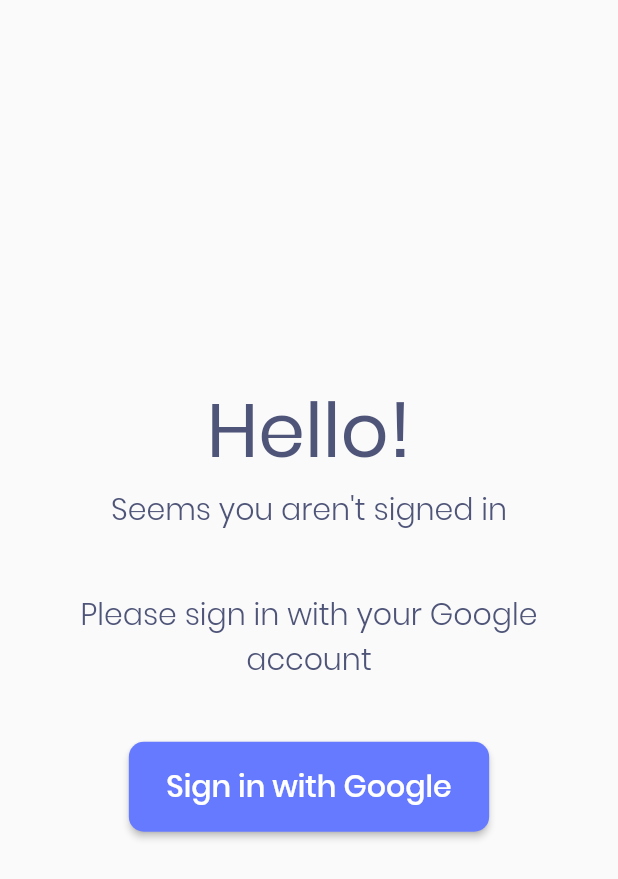
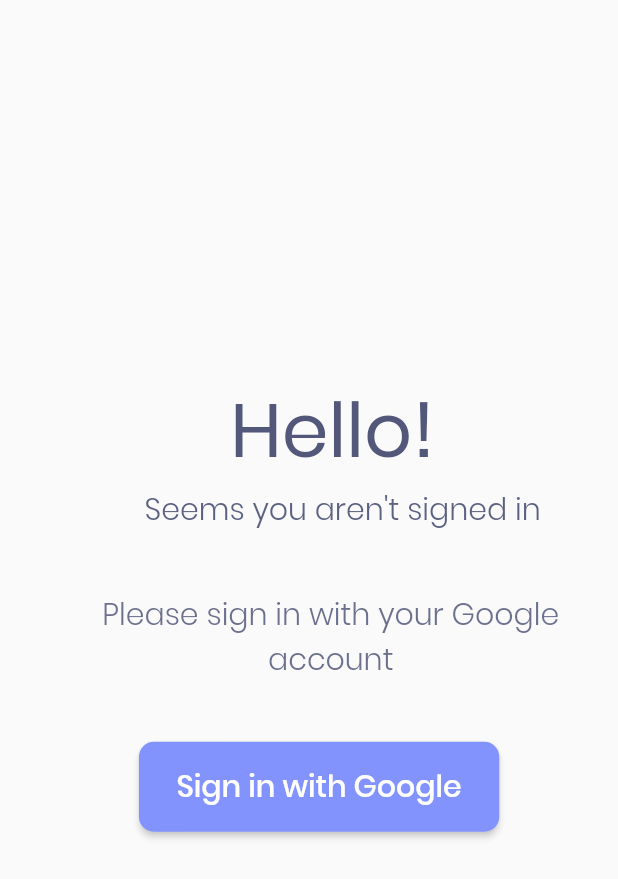
Before and after one commit to GoZaddy/Flutter-Todo-App, a Flutter app: the first screen one second after launch, on a phone screen of 412 x 824 dp. Shown: the top 879 px of the screen. Run offline on Flutter 3.47's test engine with Material 2 defaults, Android fonts, the phone set to English and light mode, and no system bars; our stand-ins replace cloud_firestore, firebase_auth, google_sign_in, rxdart; missing offline and left inert: animated_splash, random_words; accounts and stored records are empty.

```diff
--- a/lib/src/UI/pages/Login.dart
+++ b/lib/src/UI/pages/Login.dart
@@ -2,6 +2,7 @@
 import 'package:animated_splash/animated_splash.dart';
 import 'package:flutter/material.dart';
 import 'package:provider/provider.dart';
+import 'package:todo_app/src/UI/widgets/slide_animation_provider.dart';
 import 'package:todo_app/src/blocs/auth_bloc.dart';
 import 'package:todo_app/src/enums/enums.dart';
 
@@ -14,8 +15,48 @@ class LoginPage extends StatefulWidget {
   _LoginPageState createState() => _LoginPageState();
 }
 
-class _LoginPageState extends State<LoginPage> {
+class _LoginPageState extends State<LoginPage> with TickerProviderStateMixin{
   AuthBloc authBloc;
+ /* AnimationController _animationController;
+  AnimationController _animationFadeController;
+  Animation<Offset> _offsetAnimation;
+  Animation<double> _opacity;*/
+  @override
+  void initState() {
+    /*_animationController = AnimationController(
+      duration: const Duration(milliseconds: 2500),
+      vsync: this
+    )..forward();
+
+    _animationFadeController = AnimationController(
+      duration: const Duration(milliseconds: 2000),
+      vsync: this
+    )..forward();
+
+    _offsetAnimation = Tween<Offset>(
+      begin: Offset(-1.5, 0),
+
+      end: Offset(0,0)
+    ).animate(
+      CurvedAnimation(
+        parent: _animationController,
+        curve: Curves.easeOutBack
+
+      )
+    );
+
+    _opacity = Tween<double>(
+      begin: 0.0,
+      end: 1.0
+    ).animate(
+      CurvedAnimation(parent: _animationFadeController, curve: Curves.ease)
+    );*/
+
+    super.initState();
+
+
+  }
+
   @override
   void didChangeDependencies() {
     authBloc = Provider.of<AuthBloc>(context);
@@ -26,10 +67,8 @@ class _LoginPageState extends State<LoginPage> {
   void dispose() {
     authBloc.dispose();
     super.dispose();
+    //_animationController.dispose();
   }
-  @override
-  Widget build(BuildContext context) {
-
 
 
   Widget _buildProgressIndicator (){
@@ -52,6 +91,11 @@ class _LoginPageState extends State<LoginPage> {
     );
 
   }
+
+
+  @override
+  Widget build(BuildContext context) {
+
     return Scaffold(
         body: Center(
           child: Padding(
@@ -60,7 +104,10 @@ class _LoginPageState extends State<LoginPage> {
               mainAxisAlignment: MainAxisAlignment.center,
               children: <Widget>[
 
-                Text(
+                SlideAnimationWrapper(
+                  fadeDuration: Duration(milliseconds: 1000),
+                  slideDuration: Duration(milliseconds: 1500),
+                  child: Text(
                     "Hello!",
                     style: TextStyle(
                       fontFamily: "Poppins",
@@ -69,7 +116,11 @@ class _LoginPageState extends State<LoginPage> {
                       color: Theme.of(context).accentColor
                     ),
                   ),
-                Text(
+                ),
+                SlideAnimationWrapper(
+                  fadeDuration: Duration(milliseconds: 1200),
+                  slideDuration: Duration(milliseconds: 1700),
+                  child: Text(
                     "Seems you aren't signed in",
                     style: TextStyle(
                       fontFamily: "Poppins",
@@ -78,8 +129,12 @@ class _LoginPageState extends State<LoginPage> {
                       color: Theme.of(context).accentColor
                     ),
                   ),
+                ),
                 SizedBox(height: 40),
-                Text(
+                SlideAnimationWrapper(
+                  fadeDuration: Duration(milliseconds: 1500),
+                  slideDuration: Duration(milliseconds: 1900),
+                  child: Text(
                     "Please sign in with your Google\naccount",
                     textAlign: TextAlign.center,
                     style: TextStyle(
@@ -89,8 +144,12 @@ class _LoginPageState extends State<LoginPage> {
                       color: Theme.of(context).accentColor
                     ),
                   ),
+                ),
                 SizedBox(height: 40),
-                RaisedButton(
+                SlideAnimationWrapper(
+                  fadeDuration: Duration(milliseconds: 1600),
+                  slideDuration: Duration(milliseconds: 2000),
+                  child: RaisedButton(
                     color: Theme.of(context).primaryColor,
 
                     shape: RoundedRectangleBorder(
@@ -109,6 +168,7 @@ class _LoginPageState extends State<LoginPage> {
                       ),
                     )
                   ),
+                ),
                 SizedBox(height: 20.0),
 
                _buildProgressIndicator()
--- a/lib/src/UI/widgets/ListBottomSheet.dart
+++ b/lib/src/UI/widgets/ListBottomSheet.dart
@@ -68,7 +68,7 @@ class _ListBottomSheetState extends State<ListBottomSheet> {
 
     print(widget.todoList.listOfTodos.toString());
     return Container(
-      padding: EdgeInsets.only(left: 40, right:40, top: 15, bottom: 35),
+      padding: EdgeInsets.only(left: 40, right:40, top: 15, bottom: 50),
       height: MediaQuery.of(context).size.height * 0.7,
       width: double.infinity,
       decoration: BoxDecoration(
@@ -105,7 +105,8 @@ class _ListBottomSheetState extends State<ListBottomSheet> {
               children: <Widget>[
                 Expanded(
                   child: TextField(
-
+                    autofocus: true,
+                    enabled: _inEditingMode,
                     focusNode: _focusNode,
                     style: TextStyle(
                       fontFamily: "Poppins",
@@ -132,6 +133,7 @@ class _ListBottomSheetState extends State<ListBottomSheet> {
                   onPressed: (){
                      setState(() {
                        _inEditingMode = !_inEditingMode;
+
                     });
                     if(_inEditingMode == true){
                       _focusNode.requestFocus();
@@ -164,6 +166,7 @@ class _ListBottomSheetState extends State<ListBottomSheet> {
                           isSelectedColor: widget.todoList.backgroundColor == color,
                           color: color,
                           onTap: (){
+                            widget.todoList.backgroundColor = color;
                             _repository.setBackgroundColor(
                               uid: _currentUser.uid,
                               listId: widget.todoList.listId,
@@ -192,7 +195,9 @@ class _ListBottomSheetState extends State<ListBottomSheet> {
                                 child: Text("YES"),
                                 onPressed: (){
                                   Navigator.pop(context);
+                                  _focusNode.unfocus();
                                   widget.closeBottomSheet();
+                                  _focusNode.unfocus();
                                   _repository.deleteList(uid:_currentUser.uid, listId: widget.todoList.listId);
                                 },
                               ),
--- /dev/null
+++ b/lib/src/UI/widgets/slide_animation_provider.dart
@@ -0,0 +1,78 @@
+import 'package:flutter/material.dart';
+import 'package:provider/single_child_widget.dart';
+
+class SlideAnimationWrapper extends StatefulWidget {
+  final Duration slideDuration;
+  final Duration fadeDuration;
+  final Widget child;
+  SlideAnimationWrapper({
+    @required this.slideDuration,
+    @required this.fadeDuration,
+    @required this.child
+  });
+
+  @override
+  _SlideAnimationWrapperState createState() => _SlideAnimationWrapperState();
+}
+
+class _SlideAnimationWrapperState extends State<SlideAnimationWrapper> with TickerProviderStateMixin{
+
+
+  AnimationController _slideController;
+  AnimationController _fadeController;
+  Animation<Offset> _offset;
+  Animation<double> _opacity;
+
+
+  @override
+  void initState() {
+    _slideController = AnimationController(
+      duration: widget.slideDuration,
+      vsync: this
+    )..forward();
+
+    _fadeController = AnimationController(
+      duration: widget.fadeDuration,
+      vsync: this
+    )..forward();
+
+    _offset = Tween<Offset>(
+      begin: Offset(-1.5, 0),
+      end: Offset(0,0)
+    ).animate(
+      CurvedAnimation(
+        parent: _slideController,
+        curve: Curves.easeOutBack
+
+      )
+    );
+
+    _opacity = Tween<double>(
+      begin: 0.0,
+      end: 1.0
+    ).animate(
+      CurvedAnimation(parent: _fadeController, curve: Curves.ease)
+    );
+
+    super.initState();
+  }
+
+  @override
+  void dispose() {
+    _fadeController.dispose();
+    _slideController.dispose();
+    super.dispose();
+  }
+
+
+  @override
+  Widget build(BuildContext context) {
+    return SlideTransition(
+      position: _offset,
+      child: FadeTransition(
+        opacity: _opacity,
+        child: widget.child,
+      ),
+    );
+  }
+}
--- a/lib/src/resources/firestore_interactions.dart
+++ b/lib/src/resources/firestore_interactions.dart
@@ -7,16 +7,16 @@ class FirestoreInteractions {
   Firestore _db = Firestore.instance;
 
   //Utility stuff
-  DocumentReference _getSpecificListDocument({String uid, String listId}){
+  DocumentReference _getSpecificListDocument({@required String uid, @required String listId}){
     return _db.collection("lists").document(uid).collection("userLists").document(listId);
   }
 
-  DocumentReference _getSpecificQuickNoteDocument({String uid, String quickNoteId}){
+  DocumentReference _getSpecificQuickNoteDocument({@required String uid, @required String quickNoteId}){
     return _db.collection("quickNotes").document(uid).collection("userNotes").document(quickNoteId);
   }
 
-  DocumentReference _getSpecificListTodoDocument({String uid, String listId, String todoId}){
-    return _getSpecificListTodoDocument(uid: uid, listId: listId).collection("todos").document(todoId);
+  DocumentReference _getSpecificListTodoDocument({@required String uid, @required String listId, @required String todoId}){
+    return _getSpecificListDocument(uid: uid, listId: listId).collection("todos").document(todoId);
   }
   //Dashboard stuff
 
```
Lines whose indentation alone changed are shown as unchanged.
